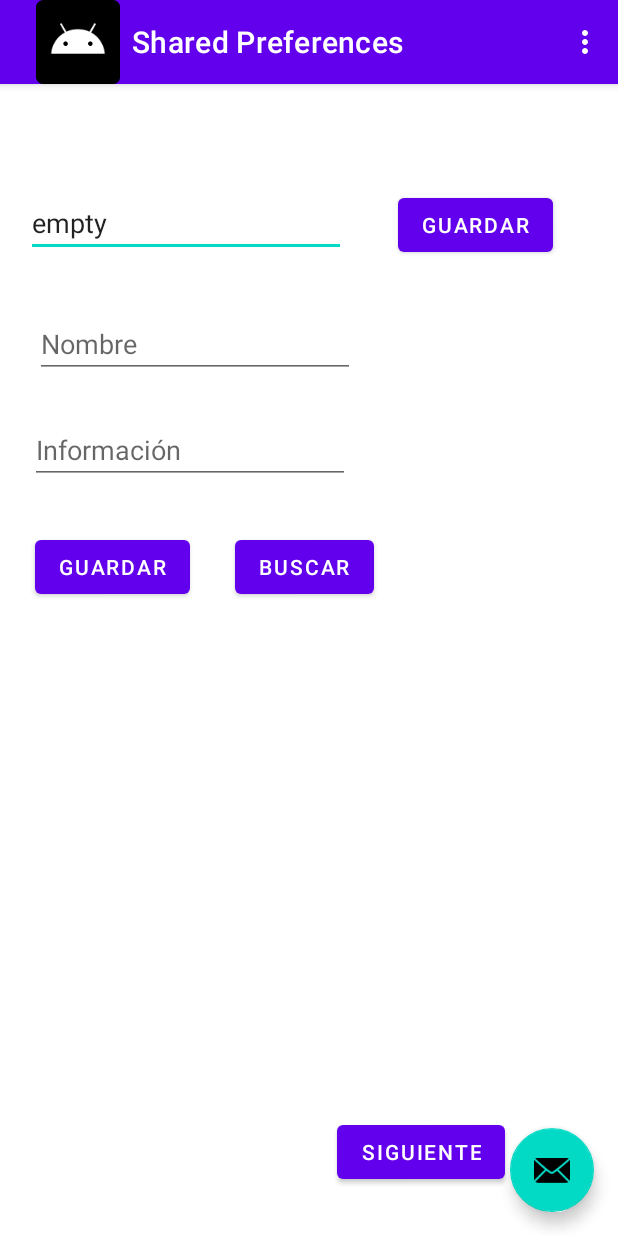
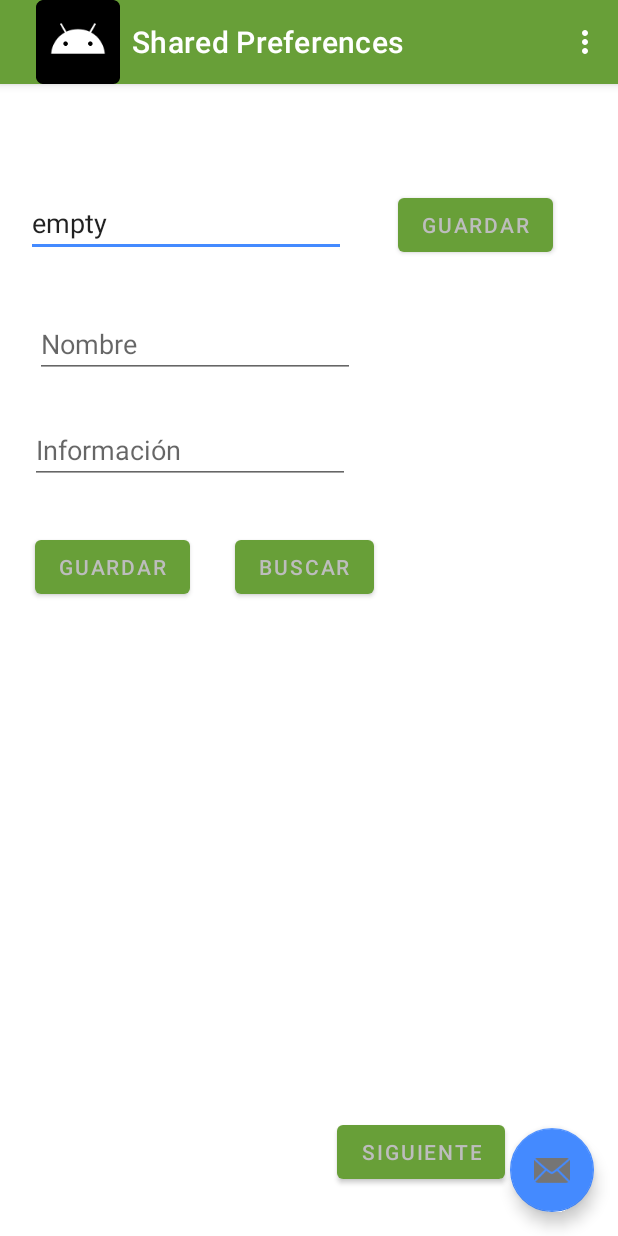
Before and after one commit to rickyurvinaUCN/ConceptosMedios, an Android app: the screen it shows after launch (MainActivity), on a phone screen of 412 x 824 dp. Run offline under Robolectric (Android 15) with nearby library versions, the light colour scheme and no system bars; our stand-ins replace navigation-ui.

Commit message:
Cambiar colores pricniaples de la app

```diff
--- a/app/src/main/res/values/colors.xml
+++ b/app/src/main/res/values/colors.xml
@@ -1,10 +1,10 @@
 <?xml version="1.0" encoding="utf-8"?>
 <resources>
-    <color name="purple_200">#FFBB86FC</color>
-    <color name="purple_500">#FF6200EE</color>
-    <color name="purple_700">#FF3700B3</color>
-    <color name="teal_200">#FF03DAC5</color>
-    <color name="teal_700">#FF018786</color>
-    <color name="black">#FF000000</color>
-    <color name="white">#FFFFFFFF</color>
+    <color name="purple_200">#8BC34A</color>
+    <color name="purple_500">#689F38</color>
+    <color name="purple_700">#DCEDC8</color>
+    <color name="teal_200">#448AFF</color>
+    <color name="teal_700">#212121</color>
+    <color name="black">#757575</color>
+    <color name="white">#BDBDBD</color>
 </resources>
```
